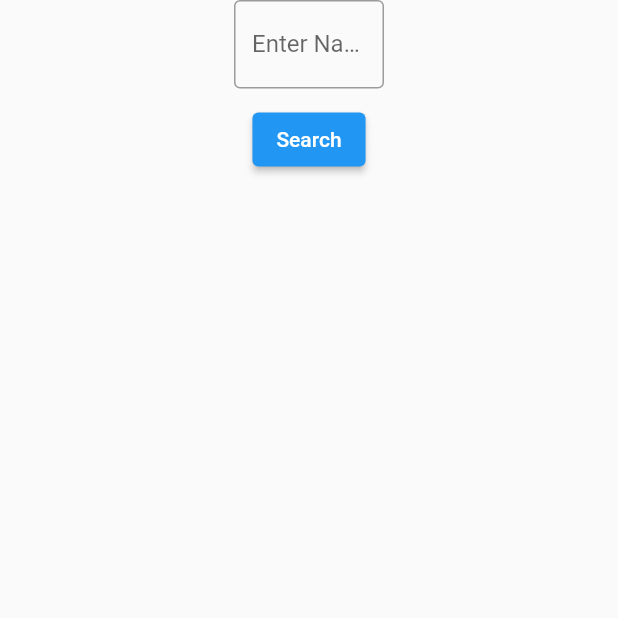
After one commit to mustahsanK/superheroes_flutter_app, a Flutter app: the SearchScreen screen opened directly, on a phone screen of 412 x 824 dp, the top half of it. The commit adds this screen. Run offline on Flutter 3.47's test engine with Material 2 defaults, Android fonts, the phone set to English and light mode, and no system bars; network calls fail.

Commit message:
ui changes

```diff
--- a/lib/superheroes_app.dart
+++ b/lib/superheroes_app.dart
@@ -1,5 +1,5 @@
 import 'package:flutter/material.dart';
-import 'package:superheroes_app/views/screens/details_screen.dart';
+import 'package:superheroes_app/views/screens/profile_screen.dart';
 
 import 'models/appearence.dart';
 import 'models/biography.dart';
@@ -37,7 +37,7 @@ Superhero batman = Superhero(
         'Batman Family, Batman Incorporated, Justice League, Outsiders, Wayne Enterprises, Club of Heroes, formerly White Lantern Corps, Sinestro Corps',
         'Damian Wayne (son), Dick Grayson (adopted son), Tim Drake (adopted son), Jason Todd (adopted son), Cassandra Cain (adopted ward)\nMartha Wayne (mother, deceased), Thomas Wayne (father, deceased), Alfred Pennyworth (former guardian), Roderick Kane (grandfather, deceased), Elizabeth Kane (grandmother, deceased), Nathan Kane (uncle, deceased), Simon Hurt (ancestor), Wayne Family'
     ),
-    'xyz'
+    'https://www.superherodb.com/pictures2/portraits/10/100/639.jpg'
 );
 
 class SuperheroesApp extends StatelessWidget {
@@ -46,7 +46,7 @@ class SuperheroesApp extends StatelessWidget {
   @override
   Widget build(BuildContext context) {
     return MaterialApp(
-      home: DetailsScreen(batman),
+      home: ProfileScreen(batman),
     );
   }
 }
--- /dev/null
+++ b/lib/utils/linewise.dart
@@ -0,0 +1,3 @@
+String lineWise(String s) {
+  return s.replaceAll(', ', '\n');
+}
--- /dev/null
+++ b/lib/views/screens/search_screen.dart
@@ -0,0 +1,41 @@
+import 'package:flutter/material.dart';
+
+class SearchScreen extends StatefulWidget {
+  const SearchScreen({Key? key}) : super(key: key);
+
+  @override
+  State<SearchScreen> createState() => _SearchScreenState();
+}
+
+class _SearchScreenState extends State<SearchScreen> {
+  TextEditingController controller = TextEditingController();
+
+  @override
+  Widget build(BuildContext context) {
+    return Scaffold(
+      body: Center(
+        child: Column(
+          children: [
+            SizedBox(
+              width: 100,
+              child: TextField(
+                controller: controller,
+                decoration: const InputDecoration(
+                  border: OutlineInputBorder(),
+                  labelText: 'Enter Name',
+                ),
+              ),
+            ),
+            const SizedBox(height: 10),
+            ElevatedButton(
+              onPressed: () {
+                //here
+              },
+              child: const Text('Search')
+            )
+          ],
+        )
+      ),
+    );
+  }
+}
--- a/lib/views/widgets/info_card.dart
+++ b/lib/views/widgets/info_card.dart
@@ -16,8 +16,8 @@ class InfoCard extends StatelessWidget {
           child: Column(
             mainAxisAlignment: MainAxisAlignment.center,
             children: [
-              Text(type, style: const TextStyle(fontSize: 20),),
-              Text(value, style: const TextStyle(fontSize: 30),),
+              Text(type, style: const TextStyle(fontSize: 20)),
+              Text(value, style: const TextStyle(fontSize: 30)),
             ],
           ),
         ),
--- a/lib/views/widgets/info_list_card.dart
+++ b/lib/views/widgets/info_list_card.dart
@@ -1,4 +1,5 @@
 import 'package:flutter/material.dart';
+import 'package:superheroes_app/utils/linewise.dart';
 
 class InfoListCard extends StatelessWidget {
   final String title;
@@ -10,13 +11,14 @@ class InfoListCard extends StatelessWidget {
   Widget build(BuildContext context) {
     return Card(
       child: Container(
+        width: 500,
         padding: const EdgeInsets.all(25),
         child: Column(
           mainAxisAlignment: MainAxisAlignment.start,
           crossAxisAlignment: CrossAxisAlignment.start,
           children: [
             Text(title, style: const TextStyle(fontSize: 25)),
-            Text(value, style: const TextStyle(fontSize: 15)),
+            Text(lineWise(value), style: const TextStyle(fontSize: 15)),
           ],
         ),
       ),
--- a/lib/views/widgets/top.dart
+++ b/lib/views/widgets/top.dart
@@ -14,12 +14,12 @@ class Top extends StatelessWidget {
       child: Column(
         crossAxisAlignment: CrossAxisAlignment.start,
         children: [
-          Text(name, style: const TextStyle(fontSize: 35, fontWeight: FontWeight.bold)),
+          Text(name, style: const TextStyle(fontSize: 50, fontWeight: FontWeight.bold)),
           Row(
             mainAxisAlignment: MainAxisAlignment.spaceBetween,
             children: [
-              Text(fullName, style: const TextStyle(fontSize: 25, fontWeight: FontWeight.bold)),
-              Text(publisher.toUpperCase(), style: const TextStyle(fontSize: 25, fontWeight: FontWeight.bold)),
+              Text(fullName, style: const TextStyle(fontSize: 30, fontWeight: FontWeight.bold)),
+              Text(publisher.toUpperCase(), style: const TextStyle(fontSize: 30, fontWeight: FontWeight.bold)),
             ],
           )
         ],
```
Also changed, not shown: lib/views/screens/details_screen.dart (+10 -20 lines), lib/views/screens/profile_screen.dart (+14 -24 lines), lib/views/widgets/about.dart (+19 -12 lines), lib/views/widgets/card_row.dart (added, +22 -0 lines), lib/views/widgets/profile.dart (+6 -3 lines).
